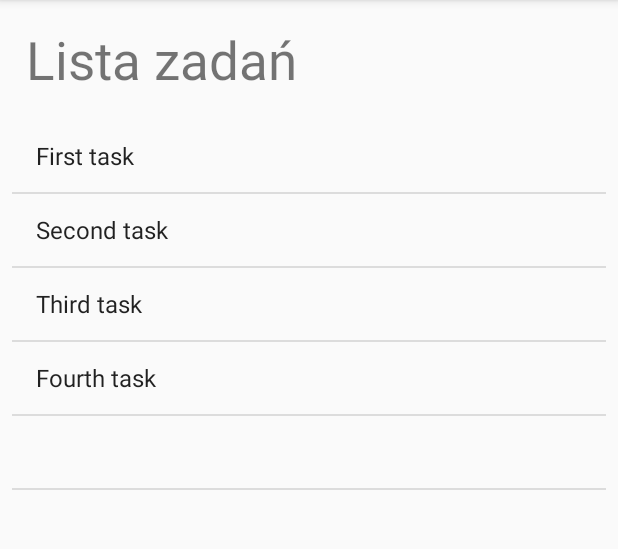
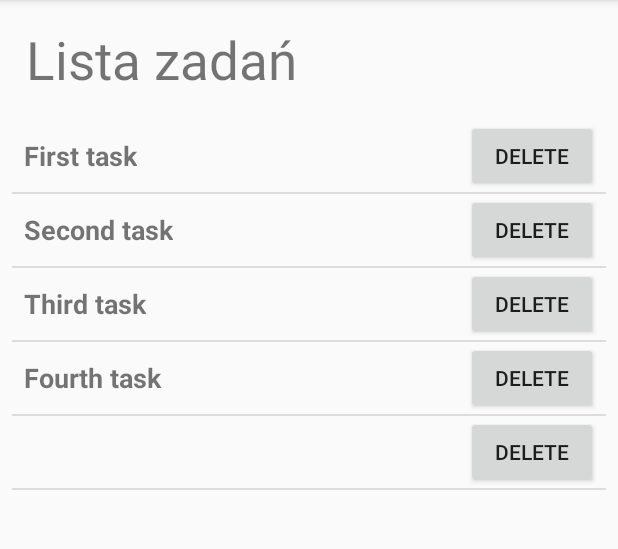
Before and after one commit to tpazera/android-tasklist, an Android app: the ShowActivity screen opened directly, with no data from a screen before it, on a phone screen of 412 x 824 dp, the part 84-633 px from its top. Run offline under Robolectric (Android 15) with nearby library versions, the phone set to English and light mode, and no system bars.

Commit message:
add delete button

```diff
--- a/app/src/main/java/pl/tkjm/tasklist/AddActivity.java
+++ b/app/src/main/java/pl/tkjm/tasklist/AddActivity.java
@@ -1,20 +1,18 @@
 package pl.tkjm.tasklist;
-
-import androidx.appcompat.app.AppCompatActivity;
 
 import android.app.DatePickerDialog;
 import android.database.sqlite.SQLiteDatabase;
 import android.database.sqlite.SQLiteOpenHelper;
 import android.os.Bundle;
-import android.util.Log;
 import android.view.View;
 import android.widget.Button;
 import android.widget.DatePicker;
 import android.widget.EditText;
+import android.widget.Toast;
+import androidx.appcompat.app.AppCompatActivity;
 
 import java.text.SimpleDateFormat;
 import java.util.Calendar;
-import java.util.List;
 import java.util.Locale;
 
 public class AddActivity extends AppCompatActivity {
@@ -63,6 +61,14 @@ public class AddActivity extends AppCompatActivity {
             public void onClick(View v) {
                 Task task = new Task(title.getText().toString(), description.getText().toString(), dateText.getText().toString(), duration.getText().toString());
                 taskDao.save(task);
+
+                title.getText().clear();
+                description.getText().clear();
+                duration.getText().clear();
+                dateText.getText().clear();
+
+                Toast.makeText(v.getContext(), "Task created", Toast.LENGTH_SHORT).show();
+
             }
         });
     }
--- /dev/null
+++ b/app/src/main/java/pl/tkjm/tasklist/MyCustomAdapter.java
@@ -0,0 +1,62 @@
+package pl.tkjm.tasklist;
+
+import android.annotation.SuppressLint;
+import android.content.Context;
+import android.view.LayoutInflater;
+import android.view.View;
+import android.view.ViewGroup;
+import android.widget.*;
+
+import java.util.List;
+
+public class MyCustomAdapter extends BaseAdapter implements ListAdapter {
+    private List<Task> list;
+    private Context context;
+    private TaskDao taskDao;
+
+
+    public MyCustomAdapter(List<Task> list, Context context, TaskDao taskDao) {
+        this.list = list;
+        this.context = context;
+        this.taskDao = taskDao;
+    }
+
+    @Override
+    public int getCount() {
+        return list.size();
+    }
+
+    @Override
+    public Object getItem(int pos) {
+        return list.get(pos);
+    }
+
+    @Override
+    public long getItemId(int pos) {
+        return 0;
+    }
+
+    @SuppressLint("ShowToast")
+    @Override
+    public View getView(final int position, View convertView, ViewGroup parent) {
+        View view = convertView;
+        if (view == null) {
+            LayoutInflater inflater = (LayoutInflater) context.getSystemService(Context.LAYOUT_INFLATER_SERVICE);
+            view = inflater.inflate(R.layout.my_lsit_view, null);
+        }
+
+        TextView listItemText = view.findViewById(R.id.list_item_string);
+        listItemText.setText(list.get(position).getTitle());
+
+        Button deleteBtn = view.findViewById(R.id.delete_btn);
+
+        deleteBtn.setOnClickListener(v -> {
+            taskDao.delete(list.get(position));
+            list.remove(position);
+            notifyDataSetChanged();
+            Toast.makeText(context, "Task deleted", Toast.LENGTH_SHORT).show();
+        });
+
+        return view;
+    }
+}
--- a/app/src/main/java/pl/tkjm/tasklist/ShowActivity.java
+++ b/app/src/main/java/pl/tkjm/tasklist/ShowActivity.java
@@ -3,7 +3,6 @@ package pl.tkjm.tasklist;
 import android.database.sqlite.SQLiteDatabase;
 import android.database.sqlite.SQLiteOpenHelper;
 import android.os.Bundle;
-import android.widget.ArrayAdapter;
 import android.widget.ListView;
 import androidx.appcompat.app.AppCompatActivity;
 
@@ -11,41 +10,18 @@ import java.util.List;
 
 public class ShowActivity extends AppCompatActivity {
 
-    SQLiteOpenHelper openHelper;
-    SQLiteDatabase db;
-    TaskDao taskDao;
-    List<Task> taskList;
-    ArrayAdapter<Task> itemsAdapter;
-
-
     @Override
     protected void onCreate(Bundle savedInstanceState) {
         super.onCreate(savedInstanceState);
         setContentView(R.layout.activity_show);
+        SQLiteOpenHelper openHelper = new OpenHelper(this);
+        SQLiteDatabase db = openHelper.getWritableDatabase();
+        TaskDao taskDao = new TaskDao(db);
 
-        openHelper = new OpenHelper(this);
-        db = openHelper.getWritableDatabase();
-        taskDao = new TaskDao(db);
+        List<Task> taskList = taskDao.getAll();
 
-        setListItems();
-
-        itemsAdapter = new ArrayAdapter<>(this, android.R.layout.simple_list_item_1, taskList);
-        final ListView listView = findViewById(R.id.taskListView);
-        listView.setAdapter(itemsAdapter);
-
-        listView.setOnItemLongClickListener((adapterView, view, i, l) -> {
-            taskDao.delete(taskList.get(i));
-            setListItems();
-            itemsAdapter.clear();
-            itemsAdapter.addAll(taskList);
-
-            return true;
-        });
-
+        MyCustomAdapter adapter = new MyCustomAdapter(taskList, this, taskDao);
+        ListView lView = findViewById(R.id.taskListView);
+        lView.setAdapter(adapter);
     }
-
-    private void setListItems() {
-        taskList = taskDao.getAll();
-    }
-
 }
--- /dev/null
+++ b/app/src/main/res/layout/my_lsit_view.xml
@@ -0,0 +1,24 @@
+<RelativeLayout xmlns:android="http://schemas.android.com/apk/res/android"
+                android:layout_width="match_parent"
+                android:layout_height="match_parent">
+
+    <TextView
+            android:id="@+id/list_item_string"
+            android:layout_width="wrap_content"
+            android:layout_height="wrap_content"
+            android:layout_centerVertical="true"
+            android:layout_alignParentLeft="true"
+            android:paddingLeft="8dp"
+            android:textSize="18sp"
+            android:textStyle="bold"/>
+
+    <Button
+            android:id="@+id/delete_btn"
+            android:layout_width="wrap_content"
+            android:layout_height="wrap_content"
+            android:layout_alignParentRight="true"
+            android:layout_centerVertical="true"
+            android:layout_marginRight="5dp"
+            android:text="Delete"/>
+
+</RelativeLayout>
```
